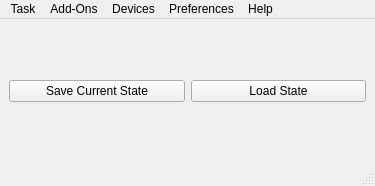
FAU-LAP/NOMAD-CAMELS, file gui/mainWindow.ui: the form before one commit.
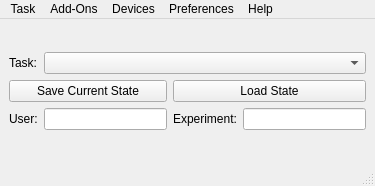
The form after the commit.

Diff of the .ui file:
```diff
--- a/gui/mainWindow.ui
+++ b/gui/mainWindow.ui
@@ -23,20 +23,50 @@
    <layout class="QGridLayout" name="gridLayout_2">
     <item row="0" column="0">
      <layout class="QGridLayout" name="gridLayout">
-      <item row="0" column="1">
-       <widget class="QPushButton" name="pushButton_save_state">
-        <property name="text">
-         <string>Save Current State</string>
-        </property>
-       </widget>
-      </item>
-      <item row="0" column="2">
+      <item row="1" column="3" colspan="2">
        <widget class="QPushButton" name="pushButton_load_state">
         <property name="text">
          <string>Load State</string>
         </property>
        </widget>
       </item>
+      <item row="2" column="1">
+       <widget class="QLabel" name="label">
+        <property name="text">
+         <string>User:</string>
+        </property>
+       </widget>
+      </item>
+      <item row="1" column="1" colspan="2">
+       <widget class="QPushButton" name="pushButton_save_state">
+        <property name="text">
+         <string>Save Current State</string>
+        </property>
+       </widget>
+      </item>
+      <item row="2" column="2">
+       <widget class="QLineEdit" name="lineEdit_user"/>
+      </item>
+      <item row="2" column="4">
+       <widget class="QLineEdit" name="lineEdit_experiment"/>
+      </item>
+      <item row="2" column="3">
+       <widget class="QLabel" name="label_2">
+        <property name="text">
+         <string>Experiment:</string>
+        </property>
+       </widget>
+      </item>
+      <item row="0" column="1">
+       <widget class="QLabel" name="label_3">
+        <property name="text">
+         <string>Task:</string>
+        </property>
+       </widget>
+      </item>
+      <item row="0" column="2" colspan="3">
+       <widget class="QComboBox" name="comboBox_task"/>
+      </item>
      </layout>
     </item>
    </layout>
```
